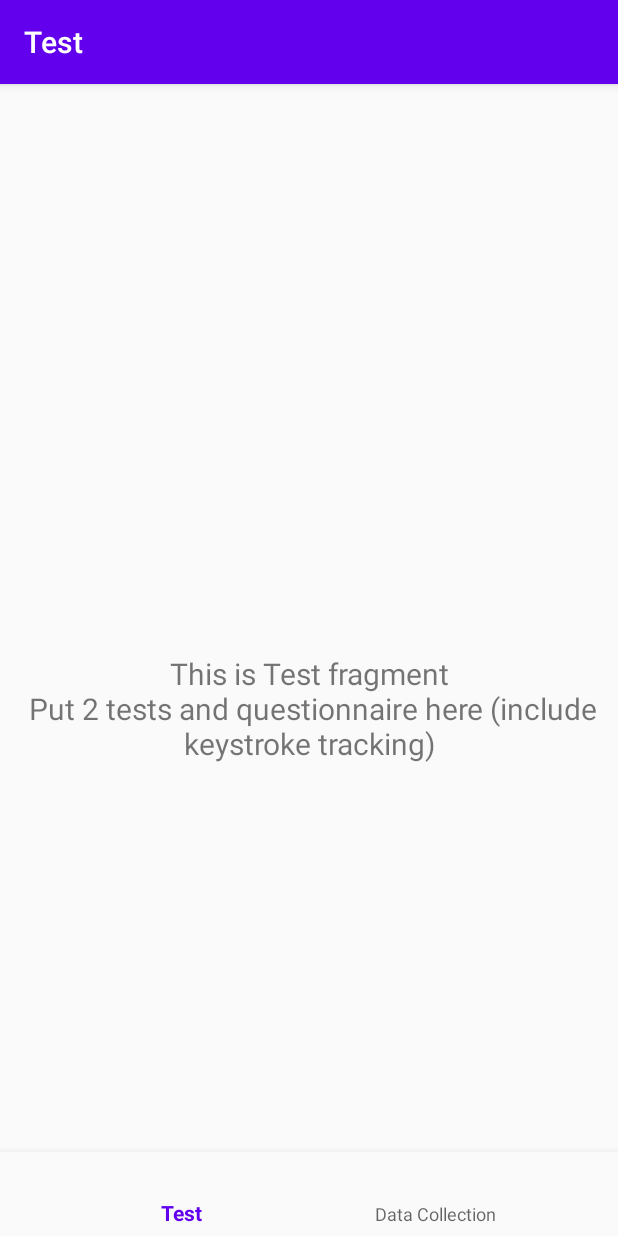
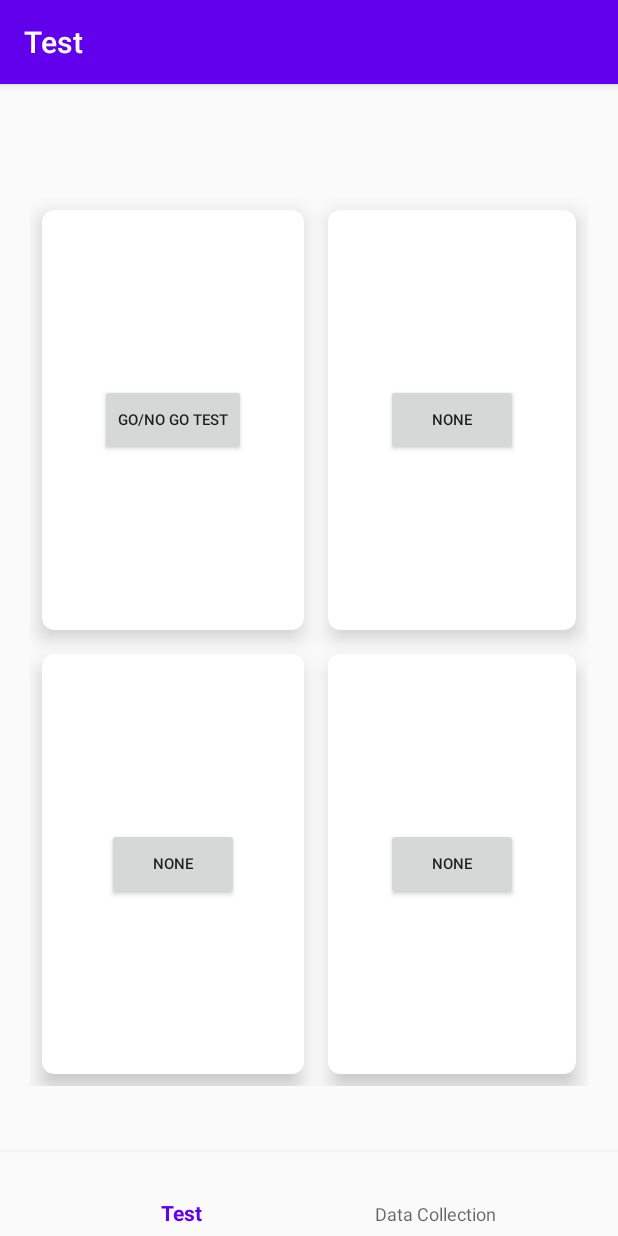
Before and after one commit to LucasNguyen21/SPUI, an Android app: the screen it shows after launch (MainActivity), on a phone screen of 412 x 824 dp. Run offline under Robolectric (Android 15) with nearby library versions, the phone set to English and light mode, and no system bars; our stand-ins replace navigation-ui.

Commit message:
add go no go test UI

```diff
--- a/app/build.gradle
+++ b/app/build.gradle
@@ -34,6 +34,7 @@ dependencies {
     implementation 'androidx.lifecycle:lifecycle-extensions:2.1.0'
     testImplementation 'junit:junit:4.12'
     androidTestImplementation 'androidx.test.ext:junit:1.1.2'
+
     androidTestImplementation 'androidx.test.espresso:espresso-core:3.3.0'
     compile 'me.everything:providers-android:1.0.1'
 }
--- a/app/src/main/AndroidManifest.xml
+++ b/app/src/main/AndroidManifest.xml
@@ -9,7 +9,6 @@
     <uses-permission android:name="android.permission.WAKE_LOCK"/>
     <!-- Storage -->
     <uses-permission android:name="android.permission.WRITE_EXTERNAL_STORAGE"/>
-
     <uses-permission android:name="android.permission.PACKAGE_USAGE_STATS"
         tools:ignore="ProtectedPermissions" />
     <uses-permission android:name="android.permission.READ_HISTORY_BOOKMARKS" />
@@ -45,7 +44,8 @@
         <activity android:name=".AccelerometerActivity"/>
         <activity android:name=".LocationActivity"/>
         <activity android:name=".BrowserActivity"/>
-
+        <activity android:name=".gonogo.GoNogoTestActivity"/>
+        <activity android:name=".gonogo.GoNogoInTestActivity"/>
 
         <receiver android:name="Broadcaster.BatteryBroadcaster">
             <intent-filter>
--- a/app/src/main/java/com/federation/funf_test/MainActivity.java
+++ b/app/src/main/java/com/federation/funf_test/MainActivity.java
@@ -26,8 +26,4 @@ public class MainActivity extends AppCompatActivity {
         NavigationUI.setupActionBarWithNavController(this, navController, appBarConfiguration);
         NavigationUI.setupWithNavController(navView, navController);
     }
-
-
-
-
 }
--- a/app/src/main/java/com/federation/funf_test/UI/TabView/TestView/TestFragment.java
+++ b/app/src/main/java/com/federation/funf_test/UI/TabView/TestView/TestFragment.java
@@ -6,34 +6,34 @@ import android.view.LayoutInflater;
 import android.view.View;
 import android.view.ViewGroup;
 import android.widget.Button;
-import android.widget.TextView;
 
 import androidx.annotation.NonNull;
-import androidx.annotation.Nullable;
 import androidx.fragment.app.Fragment;
-import androidx.lifecycle.Observer;
 import androidx.lifecycle.ViewModelProviders;
 
+import com.federation.funf_test.AccelerometerActivity;
 import com.federation.funf_test.R;
+import com.federation.funf_test.gonogo.GoNogoTestActivity;
 
 public class TestFragment extends Fragment {
     private TestViewModel testViewModel;
+    Button gonogoBtn;
 
     public View onCreateView(@NonNull LayoutInflater inflater,
                              ViewGroup container, Bundle savedInstanceState) {
         testViewModel = ViewModelProviders.of(this).get(TestViewModel.class);
         View root = inflater.inflate(R.layout.fragment_test, container, false);
 
+        gonogoBtn = (Button) root.findViewById(R.id.gonogo_btn);
 
-
-
-        final TextView textView = root.findViewById(R.id.text_test);
-        testViewModel.getText().observe(getViewLifecycleOwner(), new Observer<String>() {
+        gonogoBtn.setOnClickListener(new View.OnClickListener() {
             @Override
-            public void onChanged(@Nullable String s) {
-                textView.setText(s);
+            public void onClick(View v) {
+                Intent gonogoIntent = new Intent(getActivity(), GoNogoTestActivity.class);
+                startActivity(gonogoIntent);
             }
         });
+
         return root;
     }
 
--- a/app/src/main/res/layout/fragment_test.xml
+++ b/app/src/main/res/layout/fragment_test.xml
@@ -1,22 +1,136 @@
 <?xml version="1.0" encoding="utf-8"?>
-<androidx.constraintlayout.widget.ConstraintLayout xmlns:android="http://schemas.android.com/apk/res/android"
+
+<androidx.appcompat.widget.LinearLayoutCompat xmlns:android="http://schemas.android.com/apk/res/android"
     xmlns:app="http://schemas.android.com/apk/res-auto"
     xmlns:tools="http://schemas.android.com/tools"
     android:layout_width="match_parent"
     android:layout_height="match_parent"
-    tools:context=".UI.TabView.TestView.TestFragment">
+    android:layout_marginTop="0dp"
+    android:clipToPadding="true"
+    android:layout_marginBottom="80dp"
+    tools:context=".UI.TabView.DataCollectionView.DataCollectionFragment">
 
-    <TextView
-        android:id="@+id/text_test"
+    <GridLayout
         android:layout_width="match_parent"
-        android:layout_height="wrap_content"
-        android:layout_marginStart="8dp"
-        android:layout_marginTop="8dp"
-        android:layout_marginEnd="8dp"
-        android:textAlignment="center"
-        android:textSize="20sp"
-        app:layout_constraintBottom_toBottomOf="parent"
-        app:layout_constraintEnd_toEndOf="parent"
-        app:layout_constraintStart_toStartOf="parent"
-        app:layout_constraintTop_toTopOf="parent" />
-</androidx.constraintlayout.widget.ConstraintLayout>
+        android:layout_height="match_parent"
+        android:rowCount="3"
+        android:columnCount="2"
+        android:layout_margin="20dp">
+        <androidx.cardview.widget.CardView
+            android:layout_width="wrap_content"
+            android:layout_height="wrap_content"
+            android:layout_row="0"
+            android:layout_column="0"
+            android:layout_gravity="fill"
+            android:layout_rowWeight="1"
+            android:layout_columnWeight="1"
+            android:layout_margin="8dp"
+            app:cardCornerRadius="8dp"
+            app:cardElevation="8dp">
+            <LinearLayout
+                android:layout_width="wrap_content"
+                android:layout_height="wrap_content"
+                android:orientation="vertical"
+                android:gravity="center"
+                android:layout_gravity="center_vertical|center_horizontal">
+                <Button
+                    android:id="@+id/gonogo_btn"
+                    android:layout_width="wrap_content"
+                    android:layout_height="wrap_content"
+                    android:text="Go/No go Test"
+                    android:textAlignment="center"
+                    android:textSize="10dp"
+                    />
+            </LinearLayout>
+        </androidx.cardview.widget.CardView>
+
+        //Card2
+        <androidx.cardview.widget.CardView
+            android:layout_width="wrap_content"
+            android:layout_height="wrap_content"
+            android:layout_row="0"
+            android:layout_column="1"
+            android:layout_gravity="fill"
+            android:layout_rowWeight="1"
+            android:layout_columnWeight="1"
+            android:layout_margin="8dp"
+            app:cardCornerRadius="8dp"
+            app:cardElevation="8dp">
+            <LinearLayout
+                android:layout_width="wrap_content"
+                android:layout_height="wrap_content"
+                android:orientation="vertical"
+                android:gravity="center"
+                android:layout_gravity="center_vertical|center_horizontal">
+                <Button
+                    android:layout_width="wrap_content"
+                    android:layout_height="wrap_content"
+                    android:text="None"
+                    android:textSize="10dp"
+                    />
+            </LinearLayout>
+        </androidx.cardview.widget.CardView>
+
+
+        //Card3
+        <androidx.cardview.widget.CardView
+            android:layout_width="wrap_content"
+            android:layout_height="wrap_content"
+            android:layout_row="1"
+            android:layout_column="1"
+            android:layout_gravity="fill"
+            android:layout_rowWeight="1"
+            android:layout_columnWeight="1"
+            android:layout_margin="8dp"
+            app:cardCornerRadius="8dp"
+            app:cardElevation="8dp">
+            <LinearLayout
+                android:layout_width="wrap_content"
+                android:layout_height="wrap_content"
+                android:orientation="vertical"
+                android:gravity="center"
+                android:layout_gravity="center_vertical|center_horizontal">
+                <Button
+                    android:layout_width="wrap_content"
+                    android:layout_height="wrap_content"
+                    android:text="None"
+                    android:textAlignment="center"
+                    android:textSize="10dp"/>
+            </LinearLayout>
+        </androidx.cardview.widget.CardView>
+
+        //Card4
+        <androidx.cardview.widget.CardView
+            android:layout_width="wrap_content"
+            android:layout_height="wrap_content"
+            android:layout_row="1"
+            android:layout_column="0"
+            android:layout_gravity="fill"
+            android:layout_rowWeight="1"
+            android:layout_columnWeight="1"
+            android:layout_margin="8dp"
+            app:cardCornerRadius="8dp"
+            app:cardElevation="8dp">
+            <LinearLayout
+                android:layout_width="wrap_content"
+                android:layout_height="wrap_content"
+                android:orientation="vertical"
+                android:gravity="center"
+                android:layout_gravity="center_vertical|center_horizontal">
+                <Button
+                    android:layout_width="wrap_content"
+                    android:layout_height="wrap_content"
+                    android:text="None"
+                    android:textAlignment="center"
+                    android:textSize="10dp"/>
+            </LinearLayout>
+        </androidx.cardview.widget.CardView>
+
+
+
+
+
+
+    </GridLayout>
+
+</androidx.appcompat.widget.LinearLayoutCompat>
--- /dev/null
+++ b/app/src/main/res/layout/gonogo_intest.xml
@@ -0,0 +1,6 @@
+<?xml version="1.0" encoding="utf-8"?>
+<androidx.constraintlayout.widget.ConstraintLayout
+    xmlns:android="http://schemas.android.com/apk/res/android" android:layout_width="match_parent"
+    android:layout_height="match_parent">
+
+</androidx.constraintlayout.widget.ConstraintLayout>
```
Also changed, not shown: app/src/main/java/com/federation/funf_test/gonogo/GoNogoInTestActivity.java (added, +17 -0 lines), app/src/main/java/com/federation/funf_test/gonogo/GoNogoTestActivity.java (added, +33 -0 lines), app/src/main/res/layout/activity_main.xml (deleted, +0 -58 lines), app/src/main/res/layout/fragment_datacollection.xml (+5 -3 lines), app/src/main/res/layout/gonogo_main.xml (added, +79 -0 lines).
